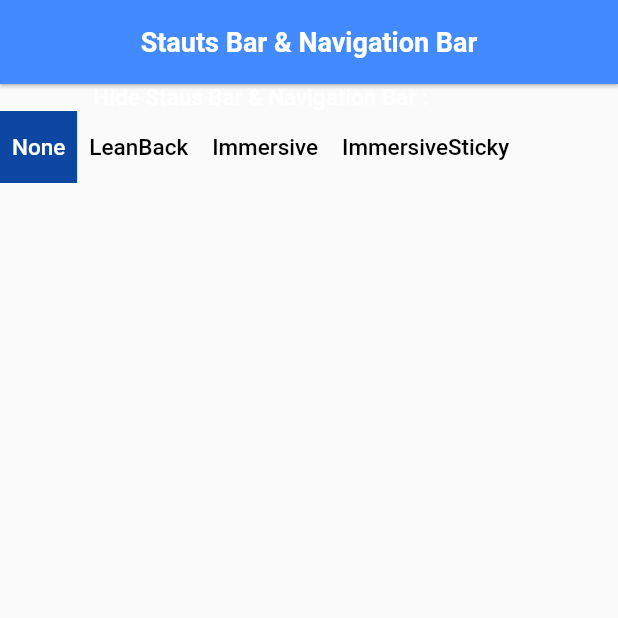
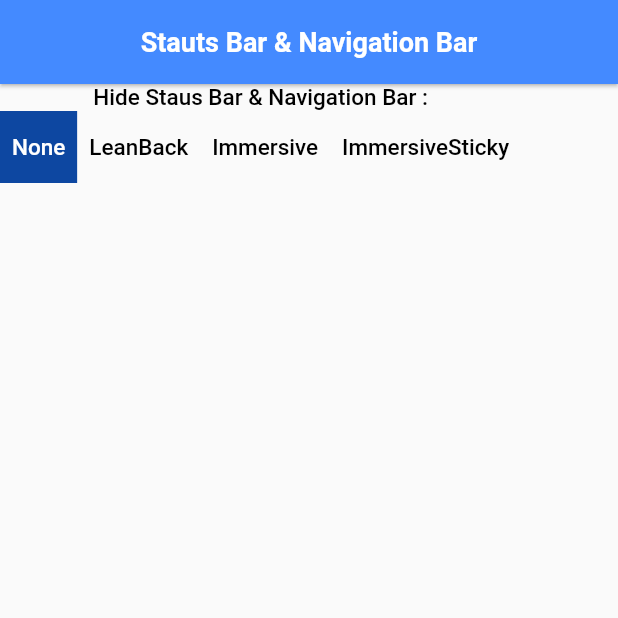
Before and after one commit to Arna98/StatusBar-NavigationBar, a Flutter app: the screen it shows after launch, on a phone screen of 412 x 824 dp, the top half of it. Run offline on Flutter 3.47's test engine with Material 2 defaults, Android fonts, the light colour scheme and no system bars; Roboto replaces fonts that are missing (pobbins).

Commit message:
edit Theme Data and title

```diff
--- a/lib/main.dart
+++ b/lib/main.dart
@@ -11,7 +11,7 @@ class MyApp extends StatelessWidget {
   @override
   Widget build(BuildContext context) {
     return MaterialApp(
-      title: 'Home',
+      title: 'System Staus Bar & Navigation Bar',
       theme: ThemeData(
           fontFamily: "pobbins",
           textTheme: const TextTheme(
@@ -21,7 +21,7 @@ class MyApp extends StatelessWidget {
                   fontWeight: FontWeight.w700,
                   fontSize: 18),
               bodyText1: TextStyle(
-                  color: Colors.white,
+                  color: Colors.black,
                   fontFamily: "pobbins",
                   fontWeight: FontWeight.w500,
                   fontSize: 15))),
```
